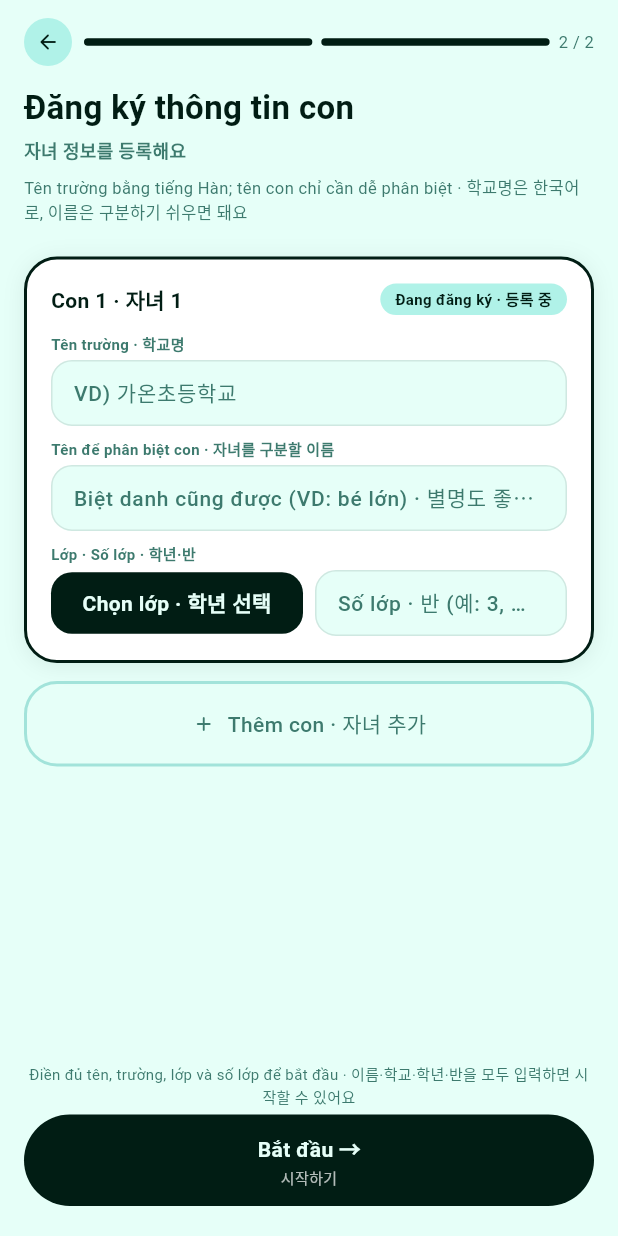
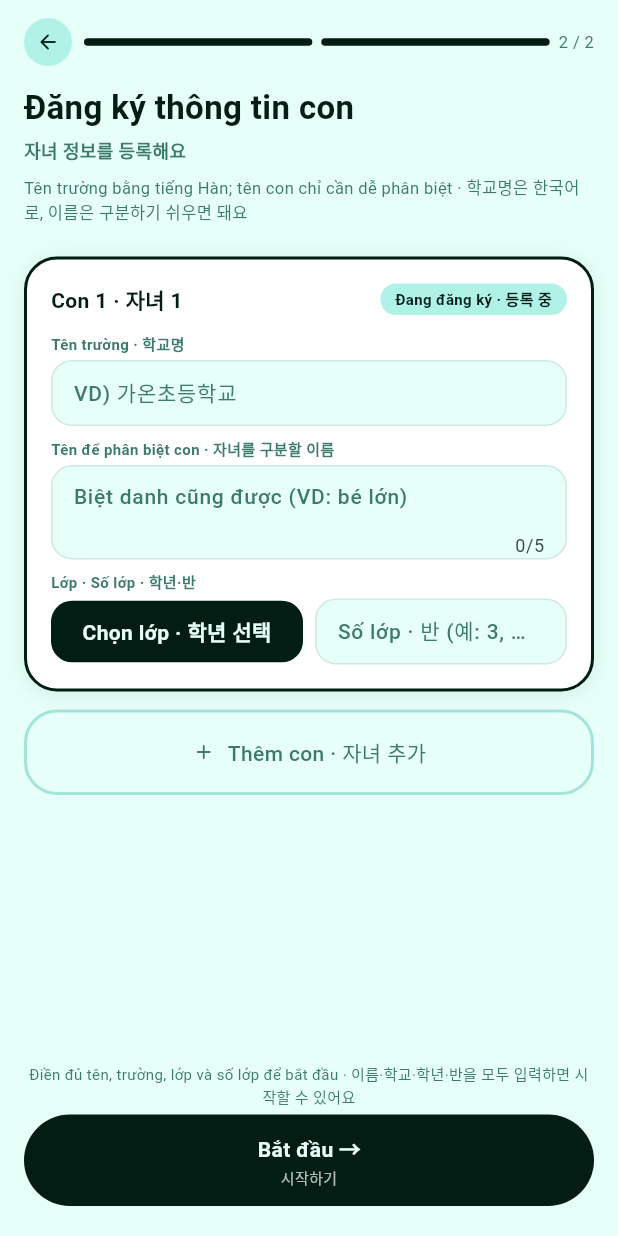
Before and after one commit to yupguri-uos/gaon, a Flutter app: the OnboardingChildScreen screen opened directly, on a phone screen of 412 x 824 dp. Run offline on Flutter 3.47's test engine with Material 3 defaults, Android fonts, the light colour scheme and no system bars; our stand-ins replace app_links, image_picker, share_plus, shared_preferences; accounts and stored records are empty.

Commit message:
fix(ui): 캘린더 헤더·자녀 이름 제한·입력 힌트·탭 진입 자녀 갱신

```diff
--- a/fe/lib/screens/onboarding_child_screen.dart
+++ b/fe/lib/screens/onboarding_child_screen.dart
@@ -460,11 +460,12 @@ class _ChildCard extends StatelessWidget {
             // 실명이 아닌 '구분용 이름'(별명 가능) — PII 최소화(결정 #7-PII)
             biLine('자녀를 구분할 이름', 'Tên để phân biệt con', '区分孩子的名称'),
             form.name,
-            biLine(
-              '별명도 좋아요 (예: 첫째, 다솜이)',
+            // 입력칸 안내는 모국어만(한국어 제거) — '…' 잘림 방지(요청).
+            bi(
               'Biệt danh cũng được (VD: bé lớn)',
               '昵称也可以（例：老大）',
             ),
+            maxLength: 5, // 자녀 이름 5글자 제한(넘으면 카운터·입력 차단으로 경고)
           ),
           const SizedBox(height: GaonSpace.xs),
           Text(
@@ -519,7 +520,12 @@ class _ChildCard extends StatelessWidget {
     );
   }
 
-  Widget _field(String label, TextEditingController controller, String hint) {
+  Widget _field(
+    String label,
+    TextEditingController controller,
+    String hint, {
+    int? maxLength, // 지정 시 최대 글자수 제한 + 'N/max' 카운터 표시
+  }) {
     return Column(
       crossAxisAlignment: CrossAxisAlignment.start,
       children: [
@@ -540,6 +546,7 @@ class _ChildCard extends StatelessWidget {
           ),
           child: TextField(
             controller: controller,
+            maxLength: maxLength, // null이면 제한 없음
             textInputAction: TextInputAction.done, // 완료로 키보드 닫기(QA T-4)
             style: GaonType.body.copyWith(color: GaonColors.textPrimary),
             decoration: InputDecoration(
```
Also changed, not shown: fe/lib/screens/calendar_screen.dart (+23 -6 lines), fe/lib/screens/chat_screen.dart (+9 -0 lines), fe/lib/screens/message_screen.dart (+8 -0 lines), fe/lib/screens/profile_edit_screen.dart (+7 -4 lines).
